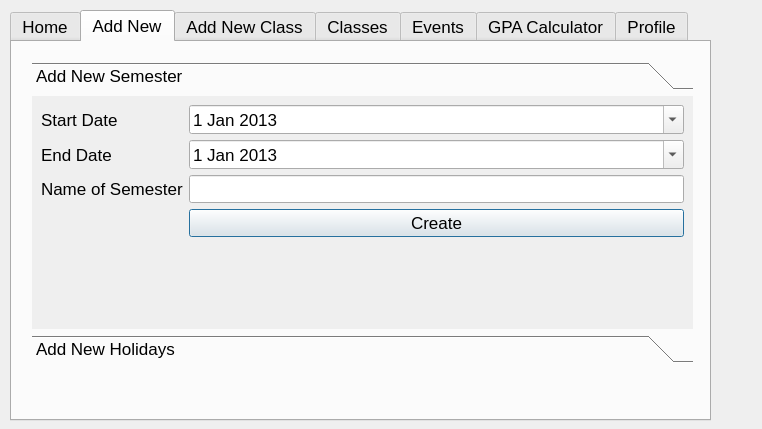
Old version of the form mainwindow.ui in the repository ptwich2/StudentScheduler-.
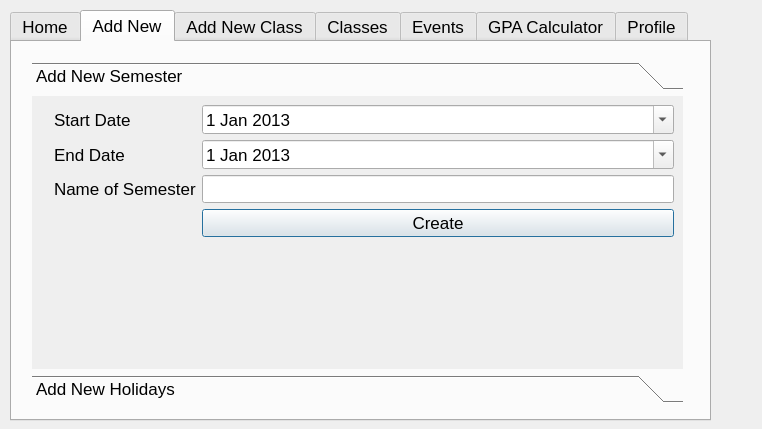
New version of the form. The open tabs and pages were chosen to show the change.

Patch:
```diff
--- a/mainwindow.ui
+++ b/mainwindow.ui
@@ -63,8 +63,8 @@
       <rect>
        <x>20</x>
        <y>20</y>
-       <width>661</width>
-       <height>301</height>
+       <width>651</width>
+       <height>341</height>
       </rect>
      </property>
      <property name="currentIndex">
@@ -75,23 +75,16 @@
        <rect>
         <x>0</x>
         <y>0</y>
-        <width>661</width>
-        <height>231</height>
+        <width>288</width>
+        <height>173</height>
        </rect>
       </property>
       <attribute name="label">
        <string>Add New Semester</string>
       </attribute>
-      <layout class="QGridLayout" name="gridLayout_3">
-       <item row="0" column="0">
-        <widget class="QLabel" name="startDate">
-         <property name="text">
-          <string>Start Date</string>
-         </property>
-        </widget>
-       </item>
-       <item row="0" column="1">
-        <widget class="QDateEdit" name="dateStart">
+      <layout class="QGridLayout" name="gridLayout">
+       <item row="1" column="2">
+        <widget class="QDateEdit" name="dateEnd">
          <property name="dateTime">
           <datetime>
            <hour>0</hour>
@@ -107,15 +100,15 @@
          </property>
         </widget>
        </item>
-       <item row="1" column="0">
+       <item row="1" column="1">
         <widget class="QLabel" name="endDate">
          <property name="text">
           <string>End Date</string>
          </property>
         </widget>
        </item>
-       <item row="1" column="1">
-        <widget class="QDateEdit" name="dateEnd">
+       <item row="0" column="2">
+        <widget class="QDateEdit" name="dateStart">
          <property name="dateTime">
           <datetime>
            <hour>0</hour>
@@ -131,21 +124,28 @@
          </property>
         </widget>
        </item>
-       <item row="2" column="0">
+       <item row="2" column="1">
         <widget class="QLabel" name="semesterName">
          <property name="text">
           <string>Name of Semester</string>
          </property>
         </widget>
        </item>
-       <item row="2" column="1">
+       <item row="0" column="1">
+        <widget class="QLabel" name="startDate">
+         <property name="text">
+          <string>Start Date</string>
+         </property>
+        </widget>
+       </item>
+       <item row="2" column="2">
         <widget class="QLineEdit" name="semesterNameEdit">
          <property name="autoFillBackground">
           <bool>false</bool>
          </property>
         </widget>
        </item>
-       <item row="3" column="1">
+       <item row="3" column="2">
         <widget class="QPushButton" name="createButton">
          <property name="text">
           <string>Create</string>
@@ -153,6 +153,13 @@
         </widget>
        </item>
        <item row="4" column="0">
+        <widget class="QLabel" name="label_28">
+         <property name="text">
+          <string/>
+         </property>
+        </widget>
+       </item>
+       <item row="4" column="1" colspan="2">
         <widget class="QLabel" name="notificationSemester">
          <property name="text">
           <string/>
```
Left out of the diff: 126 changed lines with no effect on the pictures.
